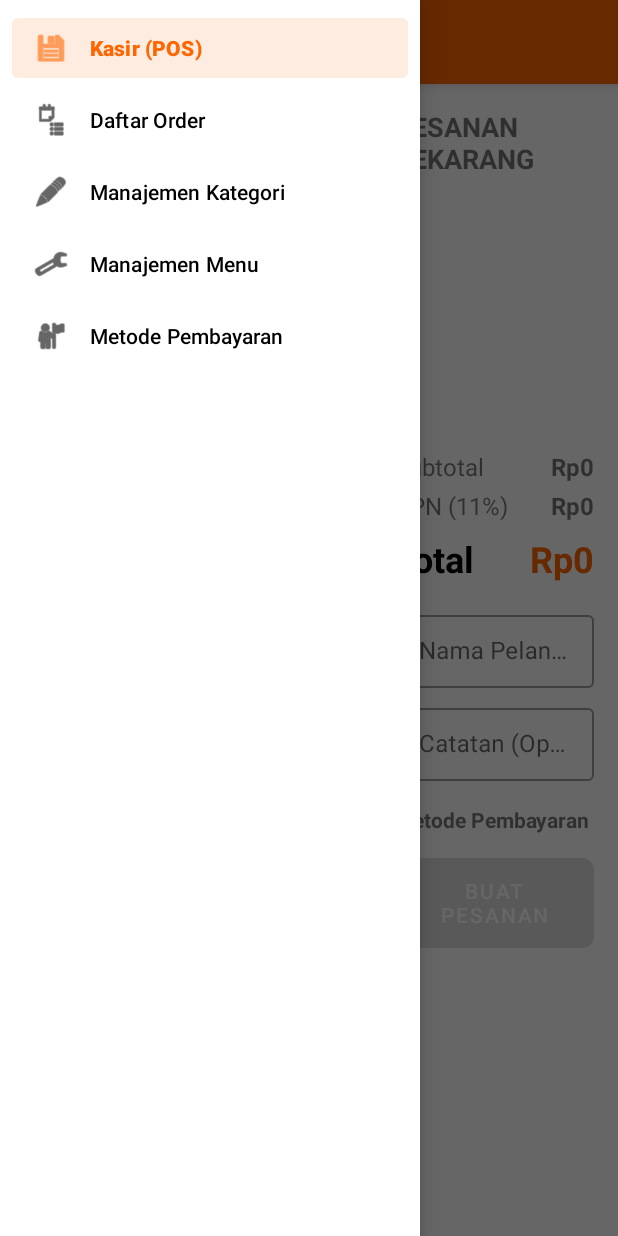
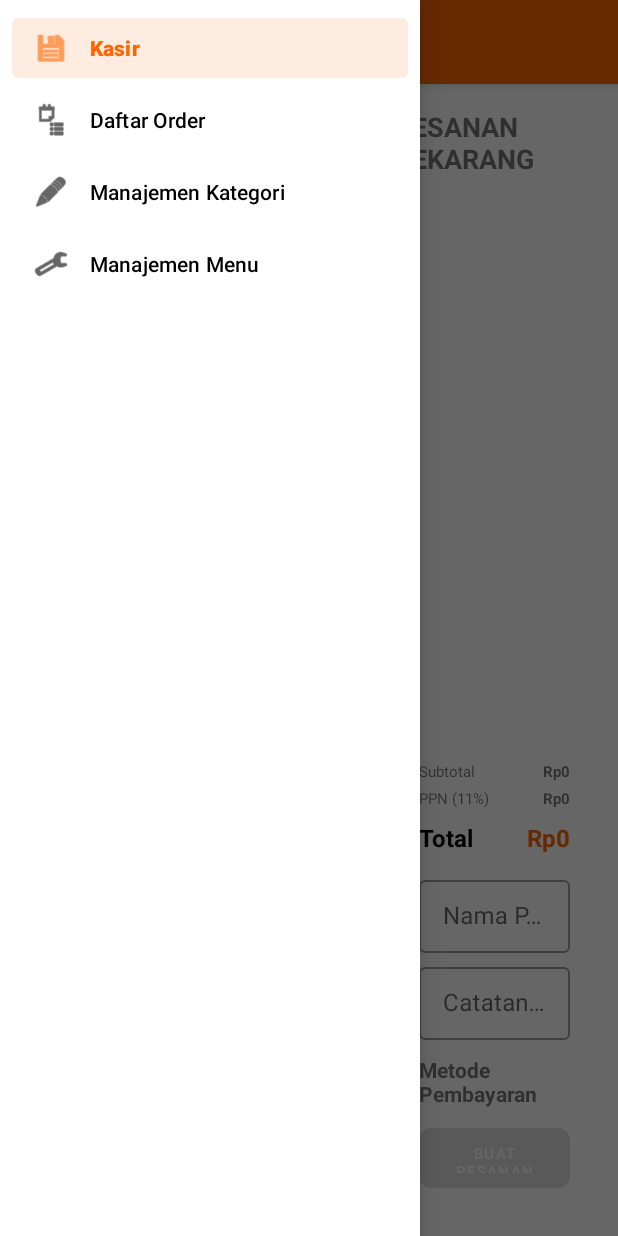
Before and after one commit to JaBreaK/KasirAyamGoreng, an Android app built with Jetpack Compose: the screen it shows after launch (MainActivity), with the side drawer open, on a phone screen of 412 x 824 dp. Run offline under Robolectric (Android 15) with nearby library versions, the phone set to English and light mode, and no system bars; our stand-ins replace navigation-ui; pictures from the network do not load.

Commit message:
update ui kasir

```diff
--- a/app/src/main/res/layout/fragment_pos.xml
+++ b/app/src/main/res/layout/fragment_pos.xml
@@ -1,6 +1,5 @@
 <?xml version="1.0" encoding="utf-8"?>
-<androidx.constraintlayout.widget.ConstraintLayout
-    xmlns:android="http://schemas.android.com/apk/res/android"
+<androidx.constraintlayout.widget.ConstraintLayout xmlns:android="http://schemas.android.com/apk/res/android"
     xmlns:app="http://schemas.android.com/apk/res-auto"
     xmlns:tools="http://schemas.android.com/tools"
     android:layout_width="match_parent"
@@ -13,10 +12,11 @@
         android:layout_width="0dp"
         android:layout_height="0dp"
         android:orientation="vertical"
-        app:layout_constraintTop_toTopOf="parent"
         app:layout_constraintBottom_toBottomOf="parent"
+        app:layout_constraintEnd_toStartOf="@id/guideline_split"
         app:layout_constraintStart_toStartOf="parent"
-        app:layout_constraintEnd_toStartOf="@id/guideline_split">
+        app:layout_constraintTop_toTopOf="parent">
+
         <androidx.appcompat.widget.SearchView
             android:id="@+id/search_view_pos"
             android:layout_width="match_parent"
@@ -31,8 +31,8 @@
             android:layout_width="match_parent"
             android:layout_height="wrap_content"
             android:layout_margin="8dp"
-            android:padding="8dp"
-            android:background="@android:drawable/btn_dropdown"/>
+            android:background="@android:drawable/btn_dropdown"
+            android:padding="8dp" />
 
         <androidx.recyclerview.widget.RecyclerView
             android:id="@+id/rv_menu_grid"
@@ -49,41 +49,43 @@
         android:layout_width="wrap_content"
         android:layout_height="wrap_content"
         android:orientation="vertical"
-        app:layout_constraintGuide_percent="0.6" /> <com.google.android.material.card.MaterialCardView
+        app:layout_constraintGuide_percent="0.6" />
+
+    <com.google.android.material.card.MaterialCardView
         android:id="@+id/right_panel"
         android:layout_width="0dp"
         android:layout_height="0dp"
+        app:cardCornerRadius="0dp"
         app:cardElevation="8dp"
-    app:cardCornerRadius="0dp"
-    app:layout_constraintTop_toTopOf="parent"
         app:layout_constraintBottom_toBottomOf="parent"
+        app:layout_constraintEnd_toEndOf="parent"
         app:layout_constraintStart_toEndOf="@id/guideline_split"
-    app:layout_constraintEnd_toEndOf="parent">
+        app:layout_constraintTop_toTopOf="parent">
 
-    <androidx.core.widget.NestedScrollView
+        <androidx.constraintlayout.widget.ConstraintLayout
             android:layout_width="match_parent"
             android:layout_height="match_parent">
 
+            <TextView
+                android:id="@+id/title_pesanan"
+                android:layout_width="0dp"
+                android:layout_height="wrap_content"
+                android:padding="16dp"
+                android:text="PESANAN SEKARANG"
+                android:textSize="18sp"
+                android:textStyle="bold"
+                app:layout_constraintEnd_toEndOf="parent"
+                app:layout_constraintStart_toStartOf="parent"
+                app:layout_constraintTop_toTopOf="parent" />
+
             <LinearLayout
-            android:layout_width="match_parent"
+                android:id="@+id/summary_block" android:layout_width="0dp"
                 android:layout_height="wrap_content"
-            android:orientation="vertical">
-
-            <TextView
-                android:layout_width="wrap_content"
-                android:layout_height="wrap_content"
-                android:text="PESANAN SEKARANG"
-                android:textStyle="bold"
-                android:textSize="18sp"
-                android:padding="16dp"/>
-
-            <androidx.recyclerview.widget.RecyclerView
-                android:id="@+id/rv_cart_pos"
-                android:layout_width="match_parent"
-                android:layout_height="wrap_content"
-                android:minHeight="150dp"
-                app:layoutManager="androidx.recyclerview.widget.LinearLayoutManager"
-                tools:listitem="@layout/item_cart" />
+                android:orientation="vertical"
+                android:padding="16dp"
+                app:layout_constraintBottom_toBottomOf="parent"
+                app:layout_constraintStart_toStartOf="parent"
+                app:layout_constraintEnd_toEndOf="parent">
 
             <LinearLayout
                     android:layout_width="match_parent"
@@ -91,37 +93,95 @@
                     android:orientation="vertical"
                     android:padding="16dp">
 
-                <LinearLayout android:layout_width="match_parent" android:layout_height="wrap_content" android:orientation="horizontal">
-                    <TextView android:layout_width="0dp" android:layout_height="wrap_content" android:layout_weight="1" android:text="Subtotal" android:textSize="16sp"/>
-                    <TextView android:id="@+id/tv_pos_subtotal" android:layout_width="wrap_content" android:layout_height="wrap_content" tools:text="Rp 102.480" android:textSize="16sp" android:textStyle="bold"/>
+                    <LinearLayout
+                        android:layout_width="match_parent"
+                        android:layout_height="wrap_content"
+                        android:orientation="horizontal">
+
+                        <TextView
+                            android:layout_width="0dp"
+                            android:layout_height="wrap_content"
+                            android:layout_weight="1"
+                            android:text="Subtotal"
+                            android:textSize="10sp" />
+
+                        <TextView
+                            android:id="@+id/tv_pos_subtotal"
+                            android:layout_width="wrap_content"
+                            android:layout_height="wrap_content"
+                            android:textSize="10sp"
+                            android:textStyle="bold"
+                            tools:text="Rp 102.480" />
                     </LinearLayout>
-                <LinearLayout android:layout_width="match_parent" android:layout_height="wrap_content" android:orientation="horizontal" android:layout_marginTop="4dp">
-                    <TextView android:layout_width="0dp" android:layout_height="wrap_content" android:layout_weight="1" android:text="PPN (11%)" android:textSize="16sp"/>
-                    <TextView android:id="@+id/tv_pos_ppn" android:layout_width="wrap_content" android:layout_height="wrap_content" tools:text="Rp 11.272" android:textSize="16sp" android:textStyle="bold"/>
+
+                    <LinearLayout
+                        android:layout_width="match_parent"
+                        android:layout_height="wrap_content"
+                        android:layout_marginTop="4dp"
+                        android:orientation="horizontal">
+
+                        <TextView
+                            android:layout_width="0dp"
+                            android:layout_height="wrap_content"
+                            android:layout_weight="1"
+                            android:text="PPN (11%)"
+                            android:textSize="10sp" />
+
+                        <TextView
+                            android:id="@+id/tv_pos_ppn"
+                            android:layout_width="wrap_content"
+                            android:layout_height="wrap_content"
+                            android:textSize="10sp"
+                            android:textStyle="bold"
+                            tools:text="Rp 11.272" />
                     </LinearLayout>
-                <LinearLayout android:layout_width="match_parent" android:layout_height="wrap_content" android:orientation="horizontal" android:layout_marginTop="8dp">
-                    <TextView android:layout_width="0dp" android:layout_height="wrap_content" android:layout_weight="1" android:text="Total" android:textSize="24sp" android:textStyle="bold" android:textColor="@color/black"/>
-                    <TextView android:id="@+id/tv_total_pos" android:layout_width="wrap_content" android:layout_height="wrap_content" tools:text="Rp 113.752" android:textSize="24sp" android:textStyle="bold" android:textColor="?attr/colorPrimary"/>
+
+                    <LinearLayout
+                        android:layout_width="match_parent"
+                        android:layout_height="wrap_content"
+                        android:layout_marginTop="8dp"
+                        android:orientation="horizontal">
+
+                        <TextView
+                            android:layout_width="0dp"
+                            android:layout_height="wrap_content"
+                            android:layout_weight="1"
+                            android:text="Total"
+                            android:textColor="@color/black"
+                            android:textSize="16sp"
+                            android:textStyle="bold" />
+
+                        <TextView
+                            android:id="@+id/tv_total_pos"
+                            android:layout_width="wrap_content"
+                            android:layout_height="wrap_content"
+                            android:textColor="?attr/colorPrimary"
+                            android:textSize="16sp"
+                            android:textStyle="bold"
+                            tools:text="Rp 113.752" />
                     </LinearLayout>
 
                     <com.google.android.material.textfield.TextInputLayout
+                        style="@style/Widget.MaterialComponents.TextInputLayout.OutlinedBox.Dense"
                         android:layout_width="match_parent"
                         android:layout_height="wrap_content"
-                    android:hint="Nama Pelanggan (Opsional)"
-                    android:layout_marginTop="16dp"
-                    style="@style/Widget.MaterialComponents.TextInputLayout.OutlinedBox.Dense">
+                        android:layout_marginTop="12dp"
+                        android:hint="Nama Pelanggan (Opsional)">
+
                         <com.google.android.material.textfield.TextInputEditText
                             android:id="@+id/et_pos_nama_pelanggan"
                             android:layout_width="match_parent"
                             android:layout_height="wrap_content"
-                        android:inputType="textPersonName"/> </com.google.android.material.textfield.TextInputLayout>
+                            android:inputType="textPersonName" />
+                    </com.google.android.material.textfield.TextInputLayout>
 
                     <com.google.android.material.textfield.TextInputLayout
+                        style="@style/Widget.MaterialComponents.TextInputLayout.OutlinedBox.Dense"
                         android:layout_width="match_parent"
                         android:layout_height="wrap_content"
-                    android:hint="Catatan (Opsional)"
-                    android:layout_marginTop="8dp"
-                    style="@style/Widget.MaterialComponents.TextInputLayout.OutlinedBox.Dense">
+                        android:layout_marginTop="4dp"
+                        android:hint="Catatan (Opsional)">
+
                         <com.google.android.material.textfield.TextInputEditText
                             android:id="@+id/et_pos_catatan"
                             android:layout_width="match_parent"
@@ -132,15 +192,15 @@
                     <TextView
                         android:layout_width="wrap_content"
                         android:layout_height="wrap_content"
+                        android:layout_marginTop="10dp"
                         android:text="Metode Pembayaran"
-                    android:layout_marginTop="16dp"
-                    android:textStyle="bold"/>
+                        android:textStyle="bold" />
+
                     <RadioGroup
                         android:id="@+id/rg_pos_metode"
                         android:layout_width="match_parent"
                         android:layout_height="wrap_content"
-                    android:orientation="vertical">
-                </RadioGroup>
+                        android:orientation="vertical"></RadioGroup>
 
                     <LinearLayout
                         android:id="@+id/layout_cash_payment"
@@ -151,11 +211,12 @@
                         tools:visibility="visible">
 
                         <com.google.android.material.textfield.TextInputLayout
+                            style="@style/Widget.MaterialComponents.TextInputLayout.OutlinedBox.Dense"
                             android:layout_width="match_parent"
                             android:layout_height="wrap_content"
-                        android:hint="Jumlah Uang Diterima"
-                        android:layout_marginTop="8dp"
-                        style="@style/Widget.MaterialComponents.TextInputLayout.OutlinedBox.Dense">
+                            android:layout_marginTop="4dp"
+                            android:hint="Jumlah Uang Diterima">
+
                             <com.google.android.material.textfield.TextInputEditText
                                 android:id="@+id/et_jumlah_bayar"
                                 android:layout_width="match_parent"
@@ -166,8 +227,8 @@
                         <LinearLayout
                             android:layout_width="match_parent"
                             android:layout_height="wrap_content"
+                            android:layout_marginTop="4dp"
                             android:orientation="horizontal"
-                        android:layout_marginTop="8dp"
                             android:paddingTop="8dp"
                             android:paddingBottom="8dp">
 
@@ -176,42 +237,54 @@
                                 android:layout_height="wrap_content"
                                 android:layout_weight="1"
                                 android:text="Kembalian"
-                            android:textSize="20sp"
-                            android:textStyle="bold"
-                            android:textColor="#4CAF50"/> <TextView
+                                android:textColor="#4CAF50"
+                                android:textSize="10sp"
+                                android:textStyle="bold" />
+
+                            <TextView
                                 android:id="@+id/tv_kembalian"
                                 android:layout_width="wrap_content"
                                 android:layout_height="wrap_content"
-                        tools:text="Rp 49.894"
-                        android:textSize="20sp"
+                                android:textColor="#4CAF50"
+                                android:textSize="10sp"
                                 android:textStyle="bold"
-                        android:textColor="#4CAF50"/>
+                                tools:text="Rp 49.894" />
+                        </LinearLayout>
+                    </LinearLayout>
+                <Button
+                    android:id="@+id/btn_bayar_pos"
+                    android:layout_width="match_parent" android:layout_height="40dp"
+                    android:layout_marginTop="13dp" android:background="@drawable/button_primary_rounded"
+                    android:text="BUAT PESANAN"
+                    android:textColor="@color/white"
+                    android:textSize="10sp"
+                    />
                 </LinearLayout>
             </LinearLayout>
 
-                <Button
-                    android:id="@+id/btn_bayar_pos"
-                    android:layout_width="match_parent"
-                    android:layout_height="60dp"
-                    android:text="BUAT PESANAN"
-                    android:textColor="@color/white"
-                    android:background="@drawable/button_primary_rounded"
-                    android:layout_marginTop="16dp"/>
-            </LinearLayout>
-        </LinearLayout>
-    </androidx.core.widget.NestedScrollView>
-
-</com.google.android.material.card.MaterialCardView>
+            <androidx.recyclerview.widget.RecyclerView
+                android:id="@+id/rv_cart_pos"
+                android:layout_width="0dp"
+                android:layout_height="0dp"
+                android:paddingStart="16dp"
+                android:paddingEnd="16dp"
+                app:layoutManager="androidx.recyclerview.widget.LinearLayoutManager"
+                app:layout_constraintTop_toBottomOf="@id/title_pesanan"
+                app:layout_constraintBottom_toTopOf="@id/summary_block"
+                app:layout_constraintStart_toStartOf="parent"
+                app:layout_constraintEnd_toEndOf="parent"
+                tools:listitem="@layout/item_cart" />
 
             <ProgressBar
                 android:id="@+id/progress_bar_pos"
                 android:layout_width="wrap_content"
                 android:layout_height="wrap_content"
                 android:visibility="gone"
-        tools:visibility="visible"
-        app:layout_constraintTop_toTopOf="parent"
                 app:layout_constraintBottom_toBottomOf="parent"
+                app:layout_constraintEnd_toEndOf="parent"
                 app:layout_constraintStart_toStartOf="parent"
-        app:layout_constraintEnd_toEndOf="parent" />
+                app:layout_constraintTop_toTopOf="parent" />
 
         </androidx.constraintlayout.widget.ConstraintLayout>
+    </com.google.android.material.card.MaterialCardView>
+</androidx.constraintlayout.widget.ConstraintLayout>
--- a/app/src/main/res/menu/drawer_menu.xml
+++ b/app/src/main/res/menu/drawer_menu.xml
@@ -4,7 +4,7 @@
         <item
             android:id="@+id/nav_pos"
             android:icon="@android:drawable/ic_menu_save"
-            android:title="Kasir (POS)" />
+            android:title="Kasir" />
 
         <item
             android:id="@+id/nav_orders"
@@ -18,9 +18,5 @@
             android:id="@+id/nav_menu_admin"
             android:icon="@android:drawable/ic_menu_manage"
             android:title="Manajemen Menu" />
-        <item
-            android:id="@+id/nav_metode_bayar"
-            android:icon="@android:drawable/ic_menu_myplaces"
-            android:title="Metode Pembayaran" />
     </group>
 </menu>
```
Lines whose indentation alone changed are shown as unchanged.
